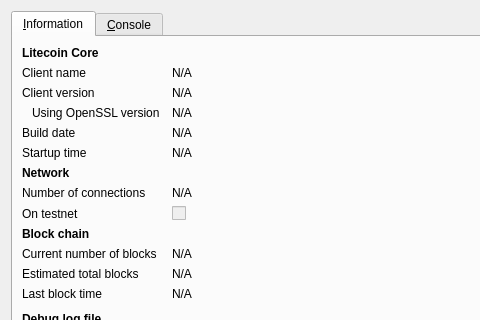
Before: the Qt Designer form src/qt/forms/rpcconsole.ui in masterofnix/securealumnicoin3, drawn with Qt 5; both pictures show x 0 to 480 and y 0 to 320 of the 740 by 450 pixel window.
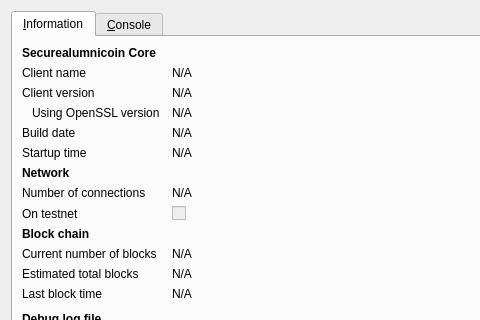
After: the same form once the commit is applied. Icons and pictures are not drawn.

What changed in the file:
```diff
--- a/src/qt/forms/rpcconsole.ui
+++ b/src/qt/forms/rpcconsole.ui
@@ -36,7 +36,7 @@
           </font>
          </property>
          <property name="text">
-          <string>Litecoin Core</string>
+          <string>Securealumnicoin Core</string>
          </property>
         </widget>
        </item>
```
Left out of the diff: 6 changed lines with no effect on the pictures.
